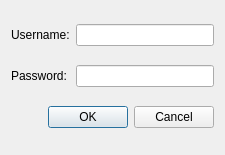
Old version of the form ui/loginbox.ui in the repository AeroNotix/freepoint.
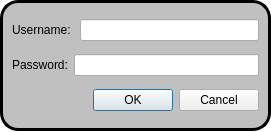
New version of the form. Icons and pictures are not drawn.

Commit message: Added a styling to the login box, not sure if I like it.

What changed in the file:
```diff
--- a/ui/loginbox.ui
+++ b/ui/loginbox.ui
@@ -6,8 +6,8 @@
    <rect>
     <x>0</x>
     <y>0</y>
-    <width>225</width>
-    <height>155</height>
+    <width>271</width>
+    <height>132</height>
    </rect>
   </property>
   <property name="windowTitle">
@@ -17,8 +17,35 @@
    <iconset resource="../resources/resource.qrc">
     <normaloff>:/system-lock-screen</normaloff>:/system-lock-screen</iconset>
   </property>
+  <property name="styleSheet">
+   <string notr="true">#frm_login{
+background: white;
+}</string>
+  </property>
+  <widget class="QFrame" name="frame">
+   <property name="geometry">
+    <rect>
+     <x>0</x>
+     <y>0</y>
+     <width>271</width>
+     <height>131</height>
+    </rect>
+   </property>
+   <property name="styleSheet">
+    <string notr="true">#frame {
+border: 3px solid black;
+border-radius: 18px;
+background: silver;
+}</string>
+   </property>
+   <property name="frameShape">
+    <enum>QFrame::StyledPanel</enum>
+   </property>
+   <property name="frameShadow">
+    <enum>QFrame::Raised</enum>
+   </property>
   <layout class="QGridLayout" name="gridLayout">
-   <item row="0" column="0">
+    <item row="0" column="0" colspan="2">
     <widget class="QLabel" name="lbl_username">
      <property name="text">
       <string>Username:</string>
@@ -28,7 +55,7 @@
      </property>
     </widget>
    </item>
-   <item row="0" column="1">
+    <item row="0" column="2">
     <widget class="QLineEdit" name="txt_username">
      <property name="maxLength">
       <number>255</number>
@@ -45,7 +72,7 @@
      </property>
     </widget>
    </item>
-   <item row="1" column="1">
+    <item row="1" column="1" colspan="2">
     <widget class="QLineEdit" name="txt_password">
      <property name="maxLength">
       <number>64</number>
@@ -55,7 +82,7 @@
      </property>
     </widget>
    </item>
-   <item row="2" column="0" colspan="2">
+    <item row="2" column="0" colspan="3">
     <widget class="QDialogButtonBox" name="buttonBox">
      <property name="orientation">
       <enum>Qt::Horizontal</enum>
@@ -66,6 +93,7 @@
     </widget>
    </item>
   </layout>
+  </widget>
  </widget>
  <resources>
   <include location="../resources/resource.qrc"/>
```
Lines whose indentation alone changed are shown as unchanged.
